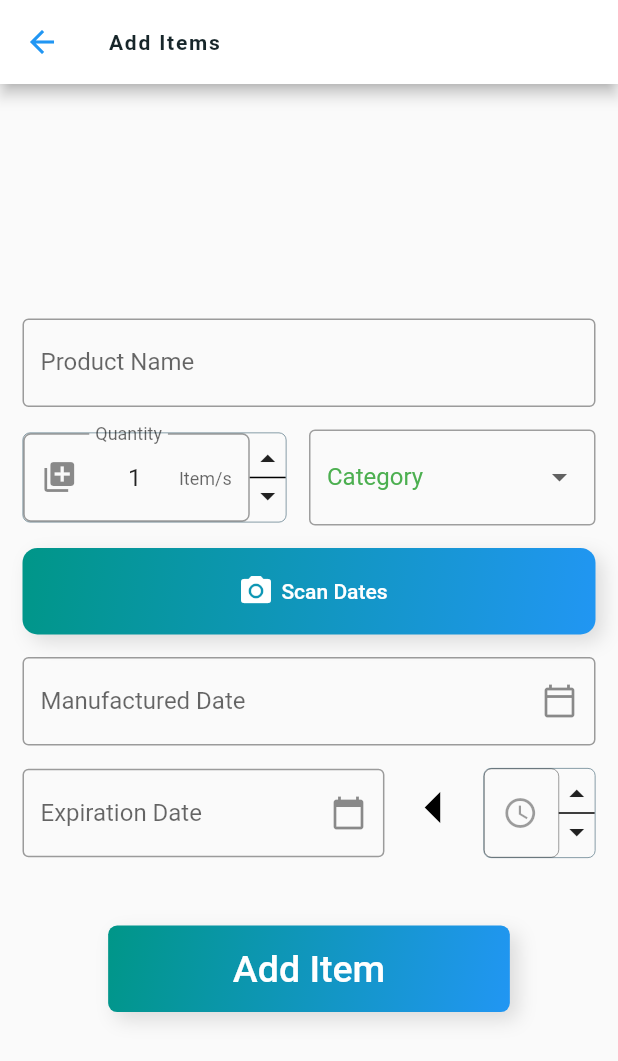
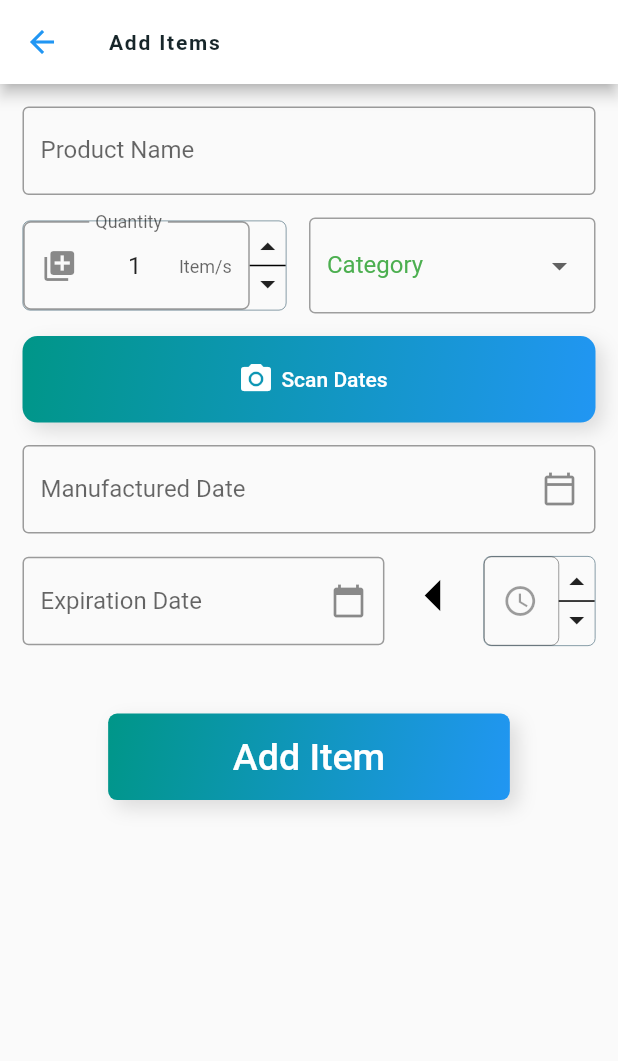
Before and after one commit to lakshanmaheshka/RT-GEM, a Flutter app: the AddGrocery screen opened directly, on a phone screen of 412 x 824 dp. Shown: the top 1061 px of the screen. Run offline on Flutter 3.47's test engine with Material 2 defaults, Android fonts, the phone set to English and light mode, and no system bars; our stand-ins replace camera, cloud_firestore, equatable, firebase_auth, firebase_core, fl_chart and 5 more; missing offline and left inert: google_ml_kit, random_color; accounts and stored records are empty; Roboto replaces fonts that are missing (Quicksand).

Commit message:
minor changes in UI

```diff
--- a/lib/widgets/isApp/views/add_grocery.dart
+++ b/lib/widgets/isApp/views/add_grocery.dart
@@ -16,7 +16,7 @@ class AddGrocery extends StatelessWidget {
       child: Scaffold( appBar: AppBar(
         title: Text("Add Items"),
       ),
-          body:  Center(child: Container( width: 800 ,child: AddGroceryForm(),))),
+          body:  Align(alignment: Alignment.topCenter,child: Container( width: 800 ,child: AddGroceryForm(),))),
     );
   }
 }
--- a/lib/widgets/isApp/views/edit_grocery.dart
+++ b/lib/widgets/isApp/views/edit_grocery.dart
@@ -30,7 +30,8 @@ class _EditGroceryState extends State<EditGrocery> {
     return Scaffold( appBar: AppBar(
       title: Text("Grocery Details"),
     ),
-        body:  Center(
+        body:  Align(
+          alignment: Alignment.topCenter,
           child: Container( width: 800 , child: UpdateGroceryForm(
             currentProductName: widget.currentProductName,
             currentCategory: widget.currentCategory,
```
Also changed, not shown: 1 other file.
